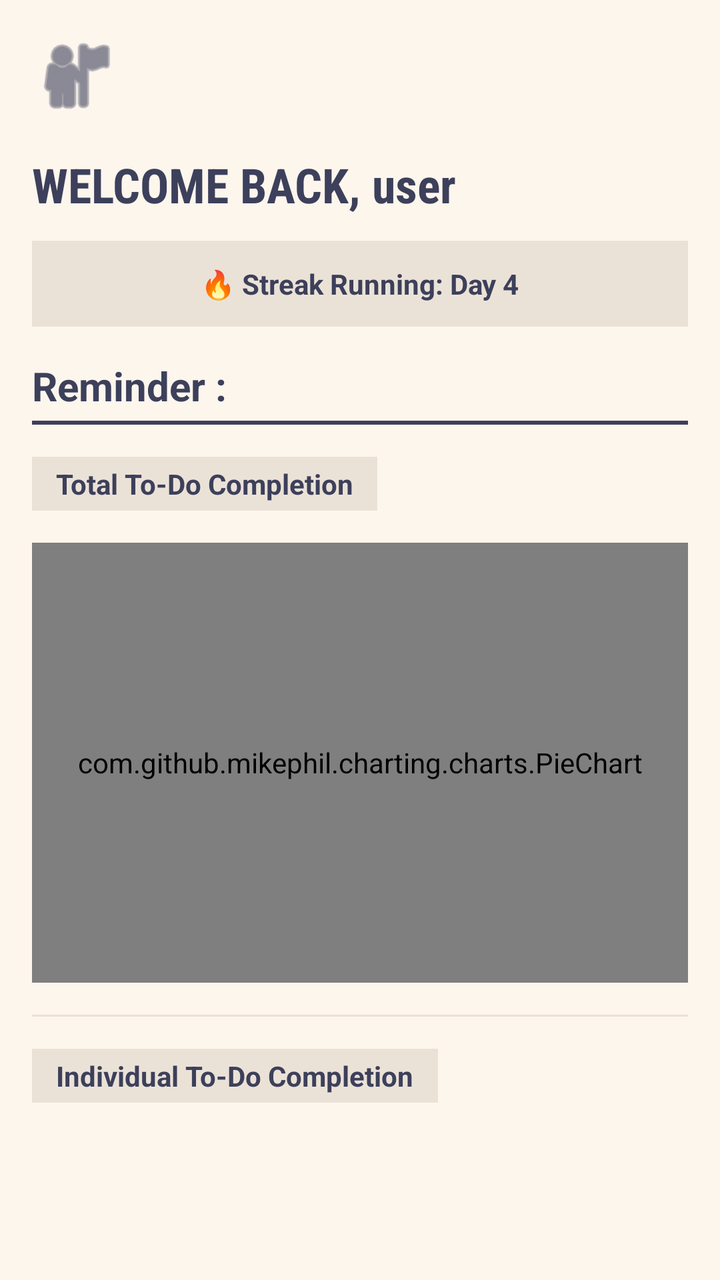
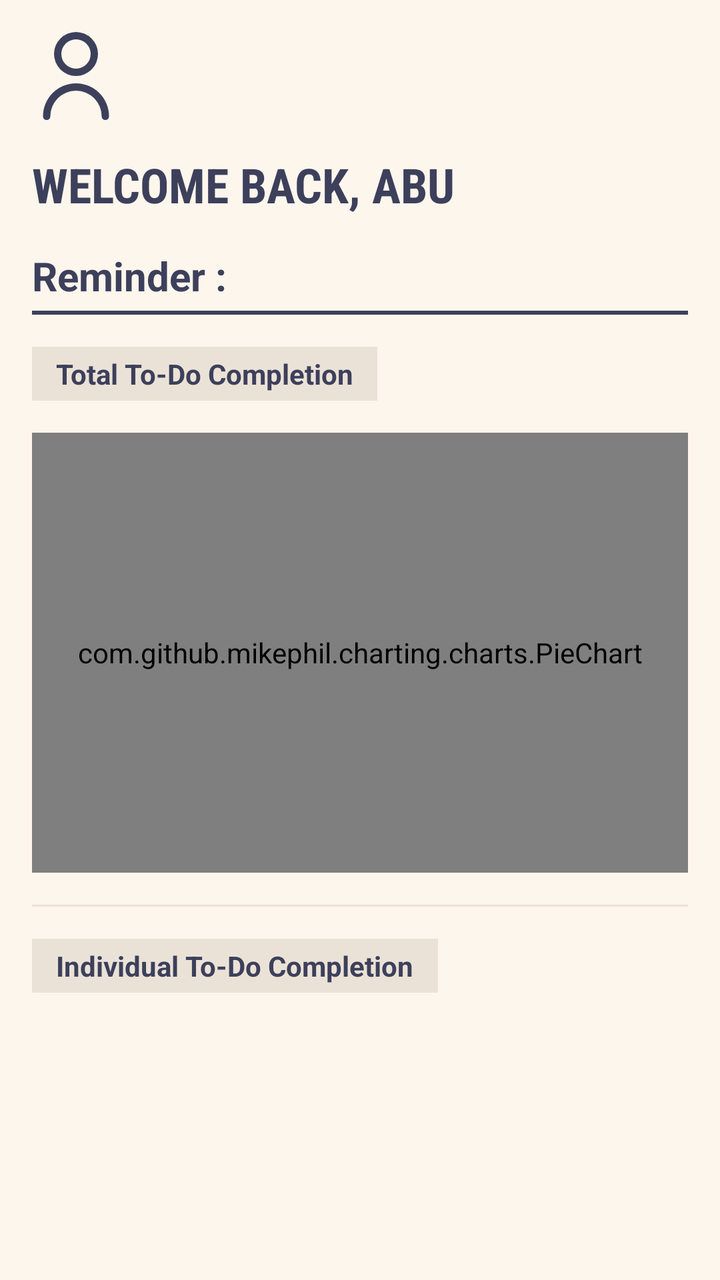

Compare the two renders of this Android layout. The source of the first and the diff that turns it into the second are given below.
<!-- AndroidManifest.xml: application theme Theme.ProjectStudyBuddy1 -->
<!-- res/layout/fragment_dashboard.xml -->
<?xml version="1.0" encoding="utf-8"?>
<androidx.core.widget.NestedScrollView xmlns:android="http://schemas.android.com/apk/res/android"
    xmlns:app="http://schemas.android.com/apk/res-auto"
    xmlns:tools="http://schemas.android.com/tools"
    android:layout_width="match_parent"
    android:layout_height="match_parent"
    android:background="@color/bg_cream"
    android:fillViewport="true">

    <androidx.constraintlayout.widget.ConstraintLayout
        android:layout_width="match_parent"
        android:layout_height="wrap_content"
        android:padding="16dp">

        <ImageView
            android:id="@+id/ivDashboardAvatar"
            android:layout_width="44dp"
            android:layout_height="44dp"
            android:src="@android:drawable/ic_menu_myplaces"
            app:tint="@color/text_dark"
            app:layout_constraintTop_toTopOf="parent"
            app:layout_constraintStart_toStartOf="parent"
            android:contentDescription="Avatar"
            tools:ignore="HardcodedText" />

        <TextView
            android:id="@+id/tvWelcomeUserHeader"
            android:layout_width="wrap_content"
            android:layout_height="wrap_content"
            android:layout_marginTop="16dp"
            android:text="WELCOME BACK, user"
            android:textSize="24sp"
            android:textStyle="bold"
            android:textColor="@color/text_dark"
            android:fontFamily="sans-serif-condensed"
            app:layout_constraintTop_toBottomOf="@id/ivDashboardAvatar"
            app:layout_constraintStart_toStartOf="parent"
            tools:ignore="HardcodedText" />

        <LinearLayout
            android:id="@+id/layoutDashboardStreakContainer"
            android:layout_width="match_parent"
            android:layout_height="wrap_content"
            android:orientation="horizontal"
            android:gravity="center"
            android:background="@color/divider_gray"
            android:padding="12dp"
            android:layout_marginTop="12dp"
            app:layout_constraintTop_toBottomOf="@id/tvWelcomeUserHeader">

            <TextView
                android:id="@+id/tvStreakCountLabel"
                android:layout_width="wrap_content"
                android:layout_height="wrap_content"
                android:text="🔥 Streak Running: Day 4"
                android:textColor="@color/text_dark"
                android:textStyle="bold"
                android:textSize="14sp"
                tools:ignore="HardcodedText" />
        </LinearLayout>

        <TextView
            android:id="@+id/tvReminderSectionLabel"
            android:layout_width="wrap_content"
            android:layout_height="wrap_content"
            android:layout_marginTop="16dp"
            android:text="Reminder :"
            android:textSize="20sp"
            android:textStyle="bold"
            android:textColor="@color/text_dark"
            app:layout_constraintTop_toBottomOf="@id/layoutDashboardStreakContainer"
            app:layout_constraintStart_toStartOf="parent"
            tools:ignore="HardcodedText" />

        <View
            android:id="@+id/reminderDividerLine"
            android:layout_width="match_parent"
            android:layout_height="2dp"
            android:background="@color/text_dark"
            android:layout_marginTop="4dp"
            app:layout_constraintTop_toBottomOf="@id/tvReminderSectionLabel" />

        <TextView
            android:id="@+id/tvTotalChartHeaderBox"
            android:layout_width="wrap_content"
            android:layout_height="wrap_content"
            android:layout_marginTop="16dp"
            android:background="@color/divider_gray"
            android:paddingHorizontal="12dp"
            android:paddingVertical="4dp"
            android:text="Total To-Do Completion"
            android:textColor="@color/text_dark"
            android:textStyle="bold"
            android:textSize="14sp"
            app:layout_constraintTop_toBottomOf="@id/reminderDividerLine"
            app:layout_constraintStart_toStartOf="parent"
            tools:ignore="HardcodedText" />

        <com.github.mikephil.charting.charts.PieChart
            android:id="@+id/todoPieChart"
            android:layout_width="match_parent"
            android:layout_height="220dp"
            android:layout_marginTop="16dp"
            app:layout_constraintTop_toBottomOf="@id/tvTotalChartHeaderBox"
            app:layout_constraintStart_toStartOf="parent"
            app:layout_constraintEnd_toEndOf="parent" />

        <View
            android:id="@+id/chartDividerLine"
            android:layout_width="match_parent"
            android:layout_height="1dp"
            android:background="@color/divider_gray"
            android:layout_marginTop="16dp"
            app:layout_constraintTop_toBottomOf="@id/todoPieChart" />

        <TextView
            android:id="@+id/tvIndividualListHeaderBox"
            android:layout_width="wrap_content"
            android:layout_height="wrap_content"
            android:layout_marginTop="16dp"
            android:background="@color/divider_gray"
            android:paddingHorizontal="12dp"
            android:paddingVertical="4dp"
            android:text="Individual To-Do Completion"
            android:textColor="@color/text_dark"
            android:textStyle="bold"
            android:textSize="14sp"
            app:layout_constraintTop_toBottomOf="@id/chartDividerLine"
            app:layout_constraintStart_toStartOf="parent"
            tools:ignore="HardcodedText" />

        <androidx.recyclerview.widget.RecyclerView
            android:id="@+id/rvMasterTasks"
            android:layout_width="match_parent"
            android:layout_height="wrap_content"
            android:layout_marginTop="12dp"
            android:nestedScrollingEnabled="false"
            app:layout_constraintTop_toBottomOf="@id/tvIndividualListHeaderBox"
            app:layout_constraintBottom_toBottomOf="parent" />

    </androidx.constraintlayout.widget.ConstraintLayout>
</androidx.core.widget.NestedScrollView>
<!-- resources referenced by this layout -->
<resources>
  <color name="bg_cream">#FDF6ED</color>
  <color name="divider_gray">#EBE2D7</color>
  <color name="text_dark">#3D405B</color>
  <style name="Theme.ProjectStudyBuddy1" parent="Theme.Material3.DayNight.NoActionBar">
          <item name="colorPrimary">@color/accent_brown</item>
          <item name="colorPrimaryDark">@color/accent_brown</item>
          <item name="colorAccent">@color/accent_orange</item>
  
          <item name="android:windowBackground">@color/bg_cream</item>
          <item name="android:colorBackground">@color/bg_cream</item>
  
          <item name="android:statusBarColor">@color/bg_cream</item>
          <item name="android:windowLightStatusBar">true</item>
  
          <item name="colorSurface">@color/card_white</item>
          <item name="colorOnSurface">@color/text_dark</item>
      </style>
  <color name="accent_brown">#7D5A44</color>
  <color name="accent_orange">#E07A5F</color>
  <color name="card_white">#FFFFFF</color>
</resources>

<!-- the commit's change to res/layout/fragment_dashboard.xml (unified diff, before → after) -->
@@ -16,7 +16,7 @@
             android:id="@+id/ivDashboardAvatar"
             android:layout_width="44dp"
             android:layout_height="44dp"
-            android:src="@android:drawable/ic_menu_myplaces"
+            android:src="@drawable/ic_profile"
             app:tint="@color/text_dark"
             app:layout_constraintTop_toTopOf="parent"
             app:layout_constraintStart_toStartOf="parent"
@@ -28,7 +28,7 @@
             android:layout_width="wrap_content"
             android:layout_height="wrap_content"
             android:layout_marginTop="16dp"
-            android:text="WELCOME BACK, user"
+            android:text="WELCOME BACK, ABU"
             android:textSize="24sp"
             android:textStyle="bold"
             android:textColor="@color/text_dark"
@@ -36,28 +36,6 @@
             app:layout_constraintTop_toBottomOf="@id/ivDashboardAvatar"
             app:layout_constraintStart_toStartOf="parent"
             tools:ignore="HardcodedText" />
-
-        <LinearLayout
-            android:id="@+id/layoutDashboardStreakContainer"
-            android:layout_width="match_parent"
-            android:layout_height="wrap_content"
-            android:orientation="horizontal"
-            android:gravity="center"
-            android:background="@color/divider_gray"
-            android:padding="12dp"
-            android:layout_marginTop="12dp"
-            app:layout_constraintTop_toBottomOf="@id/tvWelcomeUserHeader">
-
-            <TextView
-                android:id="@+id/tvStreakCountLabel"
-                android:layout_width="wrap_content"
-                android:layout_height="wrap_content"
-                android:text="🔥 Streak Running: Day 4"
-                android:textColor="@color/text_dark"
-                android:textStyle="bold"
-                android:textSize="14sp"
-                tools:ignore="HardcodedText" />
-        </LinearLayout>
 
         <TextView
             android:id="@+id/tvReminderSectionLabel"
@@ -68,7 +46,7 @@
             android:textSize="20sp"
             android:textStyle="bold"
             android:textColor="@color/text_dark"
-            app:layout_constraintTop_toBottomOf="@id/layoutDashboardStreakContainer"
+            app:layout_constraintTop_toBottomOf="@id/tvWelcomeUserHeader"
             app:layout_constraintStart_toStartOf="parent"
             tools:ignore="HardcodedText" />
 
<!-- resource entries referenced after the edit -->
@@ -3,6 +3,19 @@
   <color name="bg_cream">#FDF6ED</color>
   <color name="divider_gray">#EBE2D7</color>
   <color name="text_dark">#3D405B</color>
+  <!-- drawable ic_profile (drawable) -->
+  <vector xmlns:android="http://schemas.android.com/apk/res/android"
+      android:width="512dp"
+      android:height="512dp"
+      android:viewportWidth="24"
+      android:viewportHeight="24">
+    <path
+        android:fillColor="#FF000000"
+        android:pathData="M12,12A6,6 0,1 0,6 6,6.006 6.006,0 0,0 12,12ZM12,2A4,4 0,1 1,8 6,4 4,0 0,1 12,2Z"/>
+    <path
+        android:fillColor="#FF000000"
+        android:pathData="M12,14a9.01,9.01 0,0 0,-9 9,1 1,0 0,0 2,0 7,7 0,0 1,14 0,1 1,0 0,0 2,0A9.01,9.01 0,0 0,12 14Z"/>
+  </vector>
   <style name="Theme.ProjectStudyBuddy1" parent="Theme.Material3.DayNight.NoActionBar">
           <item name="colorPrimary">@color/accent_brown</item>
           <item name="colorPrimaryDark">@color/accent_brown</item>
